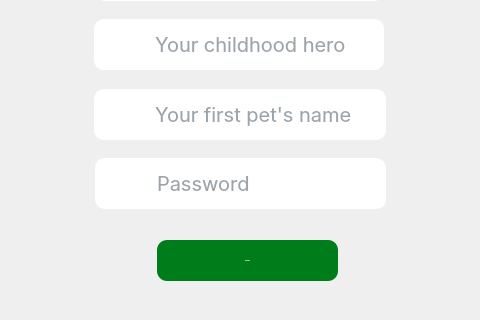
Above: ui/register.ui from Akash-kafle/Expenditure_Traversing_system before the change; both pictures show x 133 to 613 and y 180 to 500 of the 750 by 500 pixel window. Below: the same form after it.
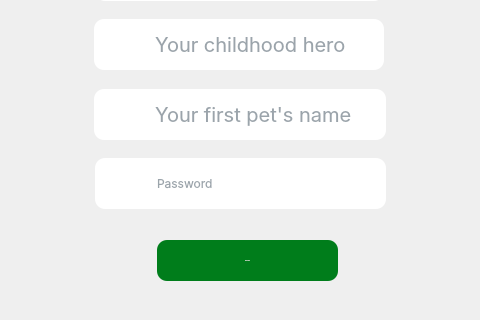
That is the form after the change. Icons and pictures are not drawn.

Patch:
```diff
--- a/ui/register.ui
+++ b/ui/register.ui
@@ -179,7 +179,7 @@
      <property name="font">
       <font>
        <family>SF Pro Display</family>
-       <pointsize>-1</pointsize>
+       <pointsize>9</pointsize>
        <italic>false</italic>
        <bold>false</bold>
       </font>
@@ -190,7 +190,7 @@
      <property name="styleSheet">
       <string notr="true">#registerPasswordInput {
 	padding: 10px;
-	font-size: 20px;
+	font-size: 9pt;
 	color: #374957;
 }
 
@@ -201,9 +201,18 @@
      <property name="echoMode">
       <enum>QLineEdit::Normal</enum>
      </property>
+     <property name="dragEnabled">
+      <bool>false</bool>
+     </property>
+     <property name="readOnly">
+      <bool>false</bool>
+     </property>
      <property name="placeholderText">
       <string>Password</string>
      </property>
+     <property name="clearButtonEnabled">
+      <bool>true</bool>
+     </property>
     </widget>
     <widget class="QLabel" name="registerPasswordIcon">
      <property name="geometry">
```
